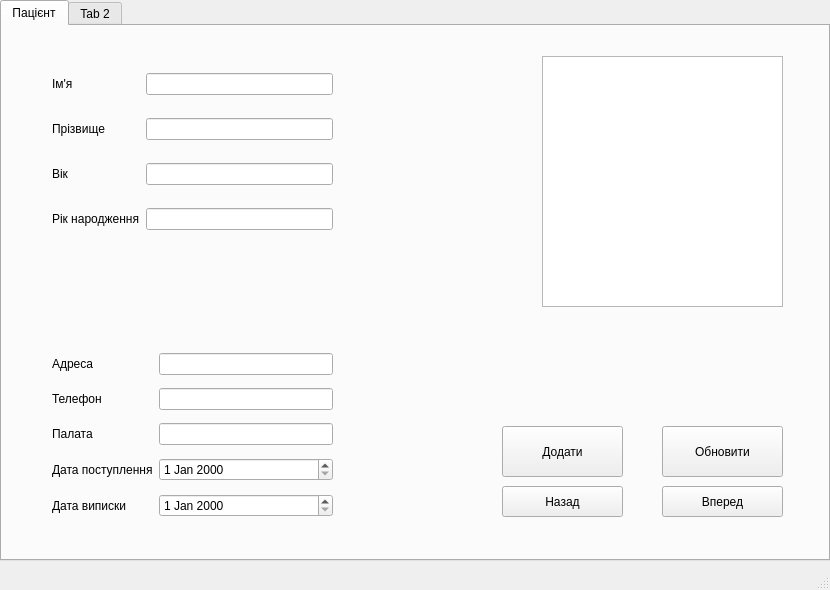
Coldqz/hospitalqt, file untitled.ui: the form before one commit.
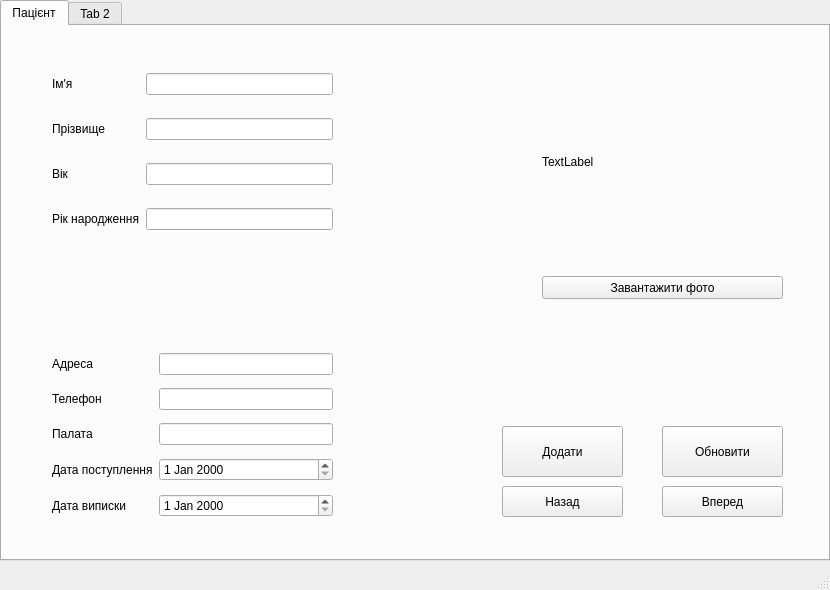
The form after the commit.

Commit message: default photo add

```diff
--- a/untitled.ui
+++ b/untitled.ui
@@ -177,16 +177,6 @@
        </item>
       </layout>
      </widget>
-     <widget class="QGraphicsView" name="graphicsView">
-      <property name="geometry">
-       <rect>
-        <x>540</x>
-        <y>30</y>
-        <width>241</width>
-        <height>251</height>
-       </rect>
-      </property>
-     </widget>
      <widget class="QPushButton" name="pushButtonprevious">
       <property name="geometry">
        <rect>
@@ -239,6 +229,35 @@
        <string>Обновити</string>
       </property>
      </widget>
+     <widget class="QLabel" name="photoLabel">
+      <property name="geometry">
+       <rect>
+        <x>540</x>
+        <y>30</y>
+        <width>241</width>
+        <height>211</height>
+       </rect>
+      </property>
+      <property name="cursor">
+       <cursorShape>ArrowCursor</cursorShape>
+      </property>
+      <property name="text">
+       <string>TextLabel</string>
+      </property>
+     </widget>
+     <widget class="QPushButton" name="loadphoto">
+      <property name="geometry">
+       <rect>
+        <x>540</x>
+        <y>250</y>
+        <width>241</width>
+        <height>23</height>
+       </rect>
+      </property>
+      <property name="text">
+       <string>Завантажити фото</string>
+      </property>
+     </widget>
     </widget>
     <widget class="QWidget" name="tab_2">
      <attribute name="title">
```
Left out of the diff: 18 changed lines with no effect on the pictures. The commit also changes 2 other files.
